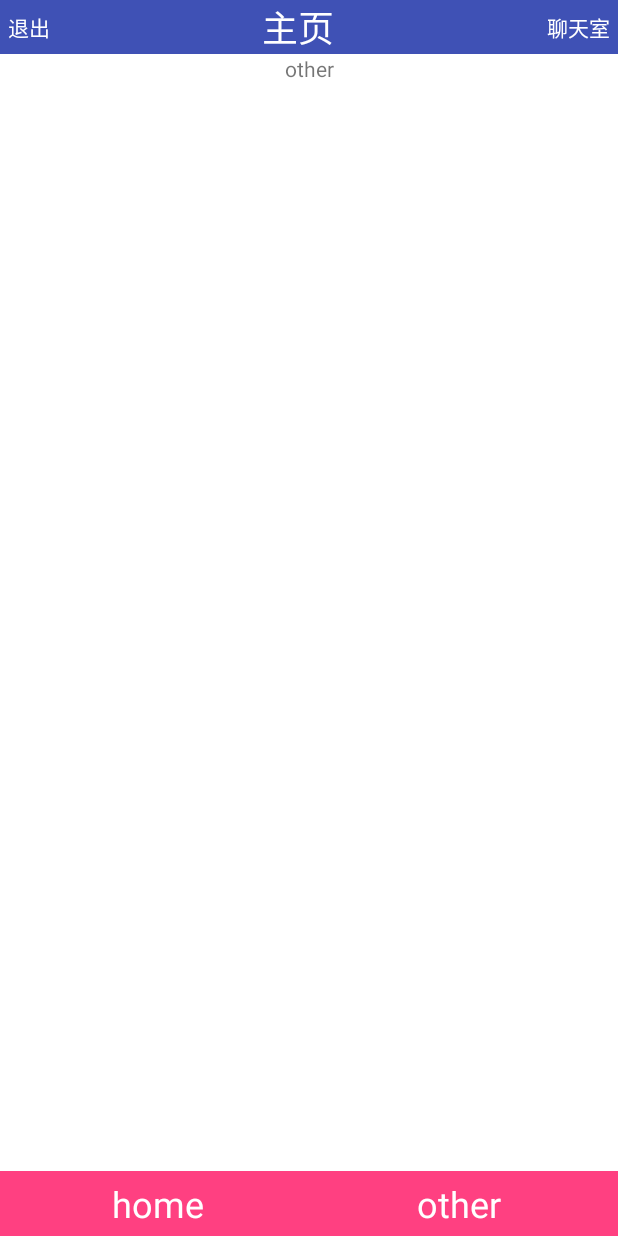
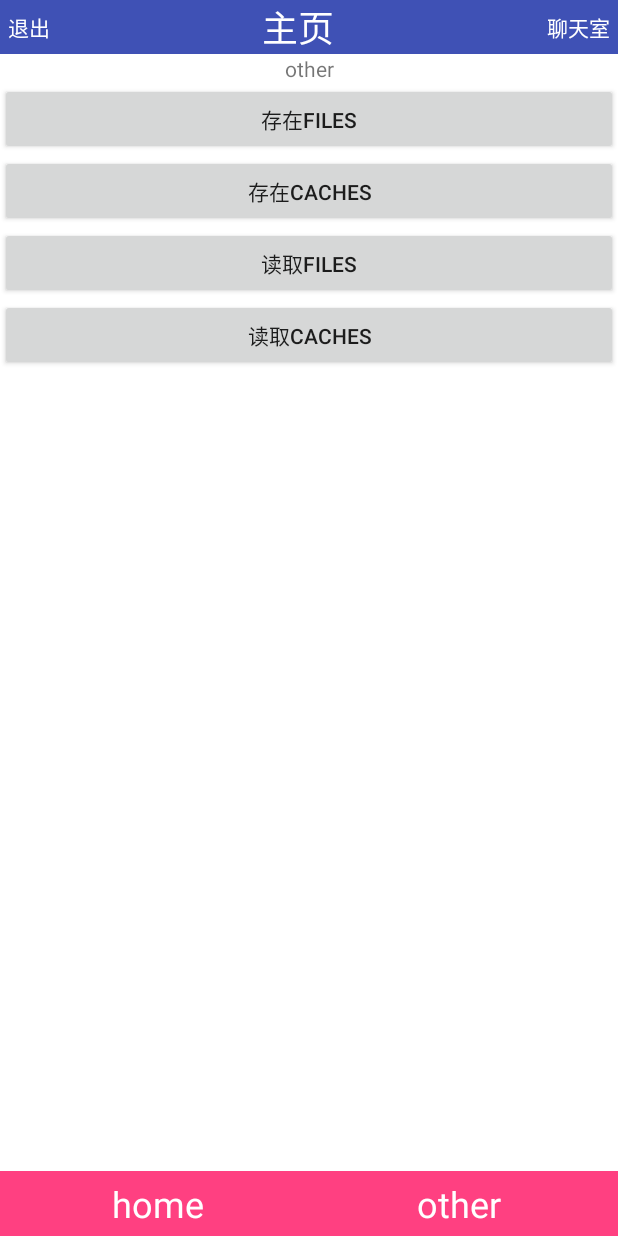
Before and after one commit to ToOak/CoolWearther, an Android app: the screen it shows after launch (MainActivity), after a tap on "other", on a phone screen of 412 x 824 dp. Run offline under Robolectric (Android 15) with nearby library versions, the phone set to English and light mode, and no system bars.

Commit message:
cache与files目录

```diff
--- a/app/src/main/res/layout/fragment_other.xml
+++ b/app/src/main/res/layout/fragment_other.xml
@@ -1,13 +1,37 @@
 <?xml version="1.0" encoding="utf-8"?>
 <LinearLayout xmlns:android="http://schemas.android.com/apk/res/android"
-    android:orientation="vertical"
+    android:layout_width="match_parent"
+    android:layout_height="match_parent"
     android:background="@color/white"
-    android:layout_width="match_parent"
-    android:layout_height="match_parent">
+    android:orientation="vertical">
 
     <TextView
+        android:layout_width="match_parent"
+        android:layout_height="wrap_content"
         android:gravity="center"
-        android:text="other"
+        android:text="other" />
+
+    <Button
+        android:id="@+id/save_files_btn"
         android:layout_width="match_parent"
-        android:layout_height="wrap_content" />
+        android:layout_height="wrap_content"
+        android:text="存在files" />
+
+    <Button
+        android:id="@+id/save_caches_btn"
+        android:layout_width="match_parent"
+        android:layout_height="wrap_content"
+        android:text="存在caches" />
+
+    <Button
+        android:id="@+id/get_files_btn"
+        android:layout_width="match_parent"
+        android:layout_height="wrap_content"
+        android:text="读取files" />
+
+    <Button
+        android:id="@+id/get_caches_btn"
+        android:layout_width="match_parent"
+        android:layout_height="wrap_content"
+        android:text="读取caches" />
 </LinearLayout>
```
Also changed, not shown: app/src/main/java/com/cc/xsl/coolweather/fragment/OtherFragment.java (+114 -1 lines).
